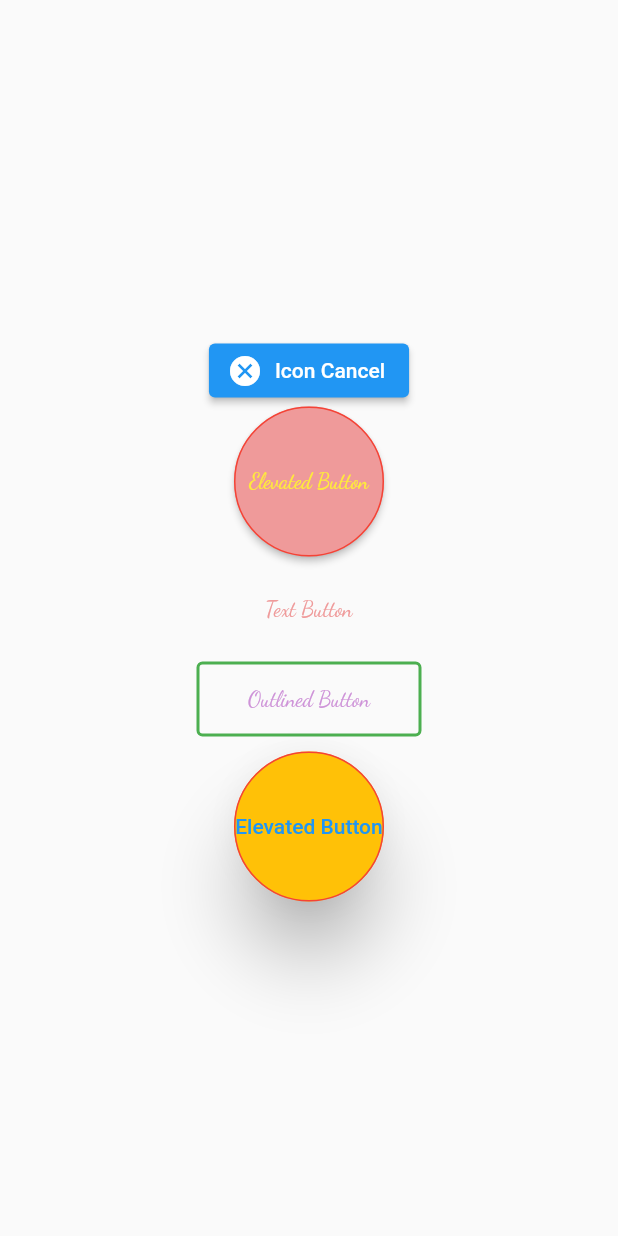
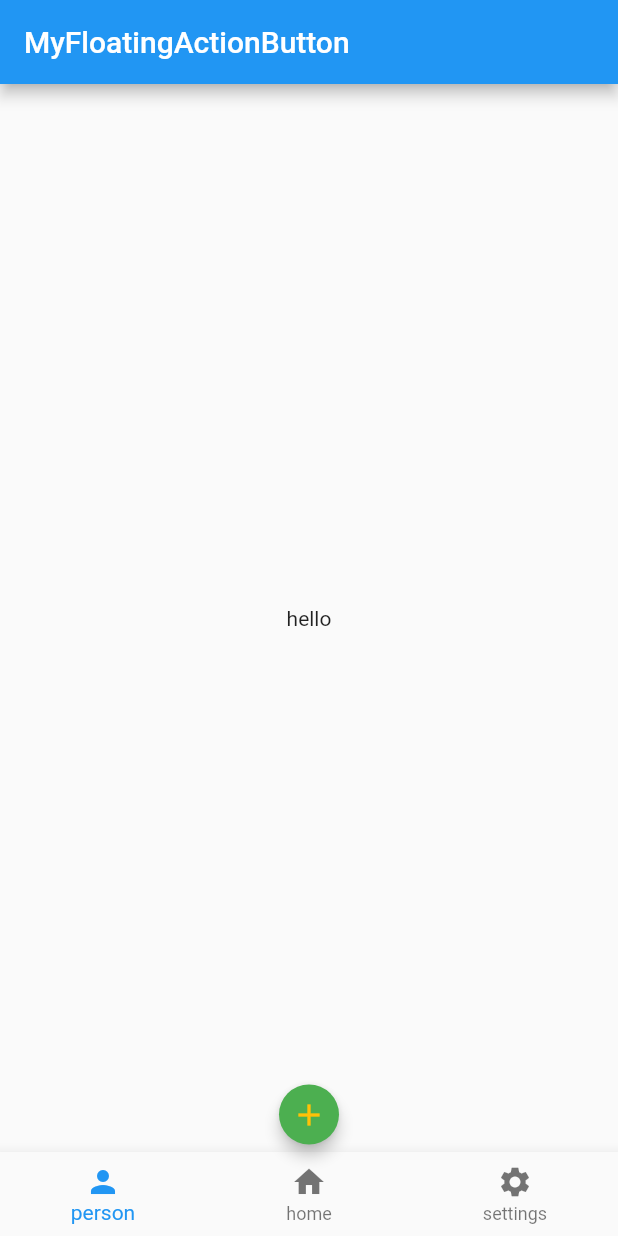
Before and after one commit to source3thaipvt/Learn_Flutter, a Flutter app: the screen it shows after launch, on a phone screen of 412 x 824 dp. Run offline on Flutter 3.47's test engine with Material 2 defaults, Android fonts, the phone set to English and light mode, and no system bars.

Commit message:
using Widget FloatingActionButton styles

```diff
--- a/lib/main.dart
+++ b/lib/main.dart
@@ -7,7 +7,7 @@ import 'package:flutter/services.dart';
 import 'package:hello_world/data/listData.dart';
 
 void main() {
-  runApp(MyButton());
+  runApp(MyFloatingActionButton());
 }
 
 // giới thiệu về Widget Container, Text
@@ -1412,3 +1412,60 @@ class MyButton extends StatelessWidget {
     );
   }
 }
+
+// giới thiệu về Widget FloatingActionButton <styles>
+class MyFloatingActionButton extends StatelessWidget {
+  const MyFloatingActionButton({Key? key}) : super(key: key);
+
+  @override
+  Widget build(BuildContext context) {
+    return MaterialApp(
+      home: Scaffold(
+        appBar: AppBar(
+          title: Text('MyFloatingActionButton'),
+        ),
+        floatingActionButtonLocation: FloatingActionButtonLocation.centerDocked,
+        floatingActionButton: Container(
+          margin: EdgeInsets.only(bottom: 50),
+          child: FloatingActionButton(
+            onPressed: () {},
+            child: Icon(Icons.add),
+            backgroundColor: Colors.green,
+            foregroundColor: Colors.amber,
+            mini: true, // widht height nho nhat
+            elevation: 4,
+            // shape: RoundedRectangleBorder(borderRadius: BorderRadius.circular(9)),
+          ),
+        ),
+        bottomNavigationBar: BottomNavigationBar(
+          items: const [
+            BottomNavigationBarItem(
+              label: 'person',
+              icon: Icon(Icons.person),
+            ),
+            BottomNavigationBarItem(
+              label: 'home',
+              icon: Icon(Icons.home),
+            ),
+            BottomNavigationBarItem(
+              label: 'settings',
+              icon: Icon(Icons.settings),
+            ),
+          ],
+        ),
+        // floatingActionButton: FloatingActionButton.extended(
+        //   onPressed: () {},
+        //   icon: Icon(Icons.favorite, color: Colors.pink[200]),
+        //   label: Text('Favoriate'),
+        // ),
+        body: SafeArea(
+          child: Container(
+            child: Center(
+              child: Text('hello'),
+            ),
+          ),
+        ),
+      ),
+    );
+  }
+}
```
